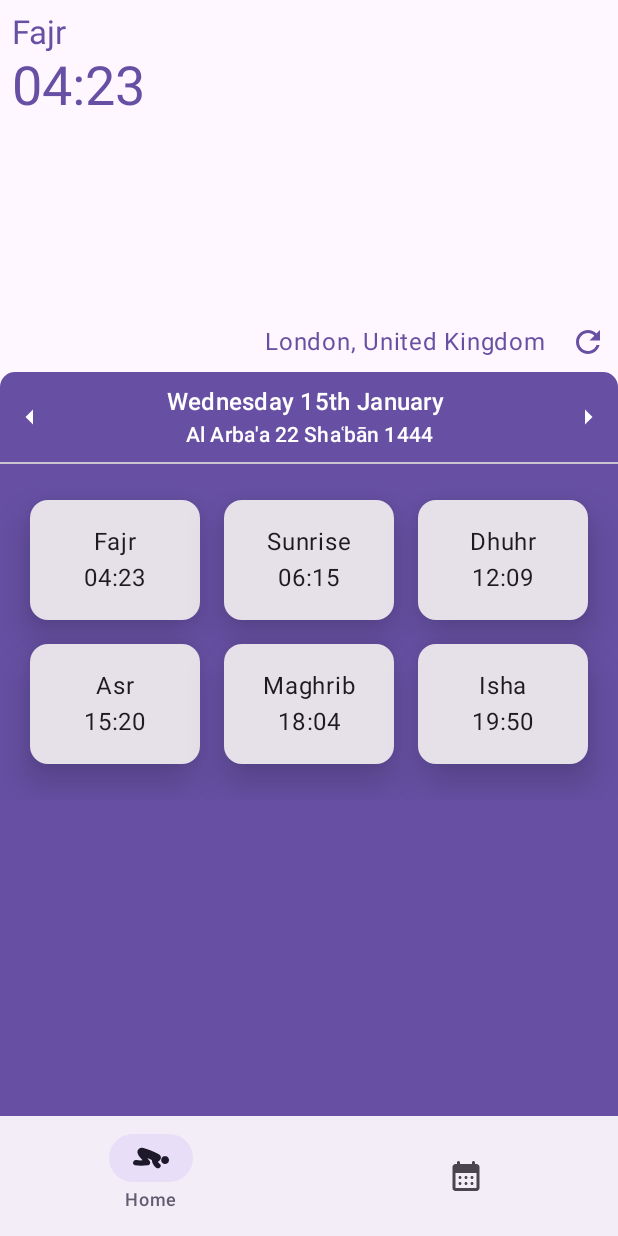
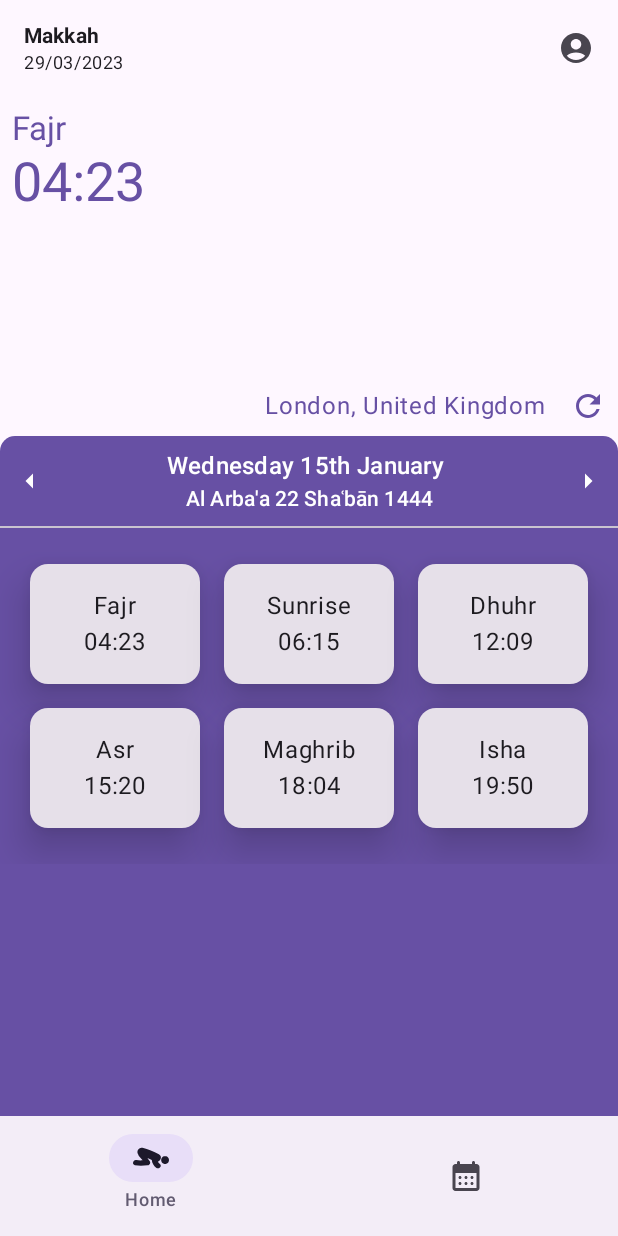
Before and after one commit to AlphaOmarDiallo/Duwagol, an Android app built with Jetpack Compose: the screen it shows after launch (MainActivity), on a phone screen of 412 x 824 dp. Run offline under Robolectric (Android 15) with nearby library versions, the phone set to English and light mode, and no system bars; our stand-ins replace Dagger/Hilt's generated code, Room's generated code, Timber; libraries missing offline, so code that uses them is left out: com.jakewharton.retrofit2; 1 statement that could not run was skipped.

Commit message:
Main UI updated

```diff
--- a/app/src/main/java/com/alphaomardiallo/duwagol/common/main/MainActivity.kt
+++ b/app/src/main/java/com/alphaomardiallo/duwagol/common/main/MainActivity.kt
@@ -4,26 +4,42 @@ import android.os.Bundle
 import androidx.activity.ComponentActivity
 import androidx.activity.compose.setContent
 import androidx.activity.viewModels
+import androidx.compose.foundation.layout.Column
 import androidx.compose.foundation.layout.fillMaxSize
 import androidx.compose.foundation.layout.padding
+import androidx.compose.material.icons.Icons
+import androidx.compose.material.icons.filled.AccountCircle
 import androidx.compose.material3.ExperimentalMaterial3Api
 import androidx.compose.material3.Icon
+import androidx.compose.material3.IconButton
+import androidx.compose.material3.MaterialTheme
 import androidx.compose.material3.NavigationBar
 import androidx.compose.material3.NavigationBarItem
 import androidx.compose.material3.Scaffold
+import androidx.compose.material3.SnackbarDuration
+import androidx.compose.material3.SnackbarHostState
+import androidx.compose.material3.SnackbarResult
 import androidx.compose.material3.Surface
 import androidx.compose.material3.Text
+import androidx.compose.material3.TopAppBar
 import androidx.compose.runtime.Composable
+import androidx.compose.runtime.LaunchedEffect
+import androidx.compose.runtime.remember
 import androidx.compose.ui.Modifier
 import androidx.compose.ui.res.painterResource
 import androidx.compose.ui.res.stringResource
+import androidx.compose.ui.text.font.FontWeight
 import androidx.compose.ui.tooling.preview.Preview
 import androidx.navigation.compose.currentBackStackEntryAsState
 import androidx.navigation.compose.rememberNavController
+import com.alphaomardiallo.duwagol.R
 import com.alphaomardiallo.duwagol.common.domain.navigation.MainNavigation
 import com.alphaomardiallo.duwagol.common.domain.navigation.MainNavigationItems
 import com.alphaomardiallo.duwagol.common.ui.theme.DuwagolTheme
 import dagger.hilt.android.AndroidEntryPoint
+import kotlinx.coroutines.channels.Channel
+import kotlinx.coroutines.channels.Channel.Factory.CONFLATED
+import kotlinx.coroutines.flow.receiveAsFlow
 
 @AndroidEntryPoint
 class MainActivity : ComponentActivity() {
@@ -54,8 +70,22 @@ class MainActivity : ComponentActivity() {
 fun MainApp() {
     val navController = rememberNavController()
     val backStackEntry = navController.currentBackStackEntryAsState()
+    val snackBarHostState = remember { SnackbarHostState() }
 
     Scaffold(
+        topBar = {
+            TopAppBar(
+                title = { TopBarTitle(city = "Makkah", date = "29/03/2023") },
+                actions = {
+                    IconButton(onClick = { /*TODO*/ }) {
+                        Icon(
+                            imageVector = Icons.Default.AccountCircle,
+                            contentDescription = stringResource(id = R.string.main_activity_account_cd)
+                        )
+                    }
+                }
+            )
+        },
         bottomBar = {
             val items = listOf(
                 MainNavigationItems.Home,
@@ -103,6 +133,37 @@ fun MainApp() {
     }
 }
 
+@Composable
+private fun ShowSnackBar(snackBarHostState: SnackbarHostState) {
+    val channel = remember { Channel<Int>(CONFLATED) }
+
+    LaunchedEffect(channel) {
+        channel.receiveAsFlow().collect {
+            val result = snackBarHostState.showSnackbar(
+                message = "SnackBar",
+                actionLabel = "YES",
+                duration = SnackbarDuration.Short
+            )
+            when (result) {
+                SnackbarResult.ActionPerformed -> {
+
+                }
+                SnackbarResult.Dismissed -> {
+
+                }
+            }
+        }
+    }
+}
+
+@Composable
+fun TopBarTitle(city: String, date: String) {
+    Column {
+        Text(text = city, style = MaterialTheme.typography.titleSmall, fontWeight = FontWeight.Bold)
+        Text(text = date, style = MaterialTheme.typography.bodySmall)
+    }
+}
+
 @Preview(showBackground = true)
 @Composable
 fun DefaultPreview() {
--- a/app/src/main/res/values/strings.xml
+++ b/app/src/main/res/values/strings.xml
@@ -4,4 +4,8 @@
     <!-- Main navigation items -->
     <string name="main_nav_item_home">Home</string>
     <string name="main_nav_item_calendar">Home</string>
+
+    <!-- Main activity -->
+    <string name="main_activity_account_cd">Account circle</string>
+
 </resources>
```
